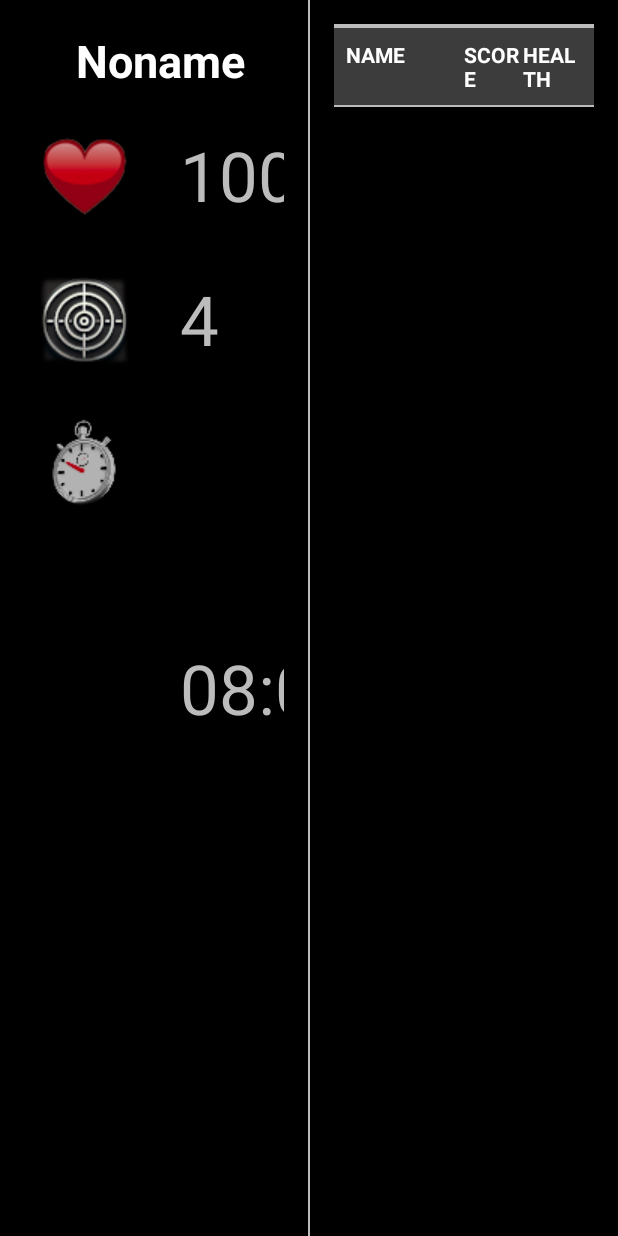
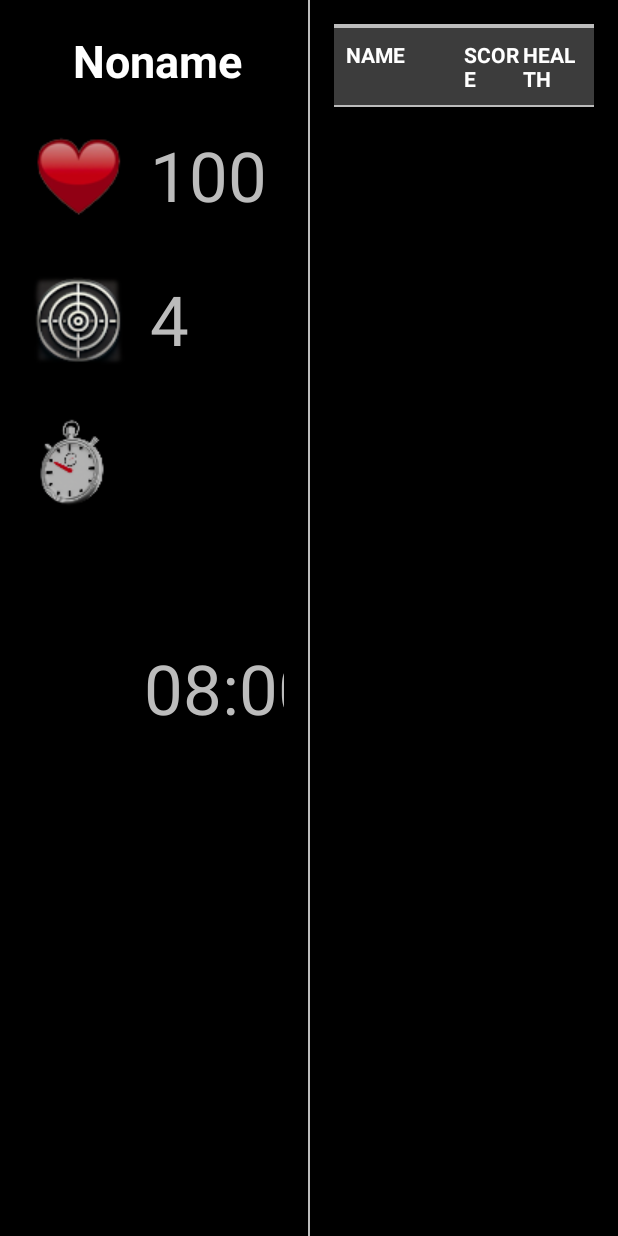
Before and after one commit to shifty-eyed/lasertag-android, an Android app: the layout activity_main.xml on its own in the app's theme, with its tools: preview values and no code run, on a phone screen of 412 x 824 dp. Run offline under Robolectric (Android 15) with nearby library versions, the phone set to English and light mode, and no system bars.

Commit message:
various improvements

```diff
--- a/app/src/main/java/net/lasertag/Config.java
+++ b/app/src/main/java/net/lasertag/Config.java
@@ -9,7 +9,7 @@ import java.net.InetAddress;
 
 public class Config {
 
-    public static final int DEFAULT_PLAYER_ID = 1;
+    public static final int DEFAULT_PLAYER_ID = 4;
 
     public static final String TAG = "Lasertag";
     public static final String CHANNEL_ID = "LasertagForegroundServiceChannel";
--- a/app/src/main/res/layout/activity_main.xml
+++ b/app/src/main/res/layout/activity_main.xml
@@ -24,7 +24,7 @@
             android:id="@+id/player_name"
             android:layout_width="match_parent"
             android:layout_height="42dp"
-            android:layout_marginStart="8dp"
+            android:layout_marginStart="4dp"
             android:layout_marginTop="4dp"
             android:layout_marginEnd="0dp"
             android:singleLine="true"
@@ -41,7 +41,7 @@
             android:id="@+id/imageView"
             android:layout_width="64dp"
             android:layout_height="64dp"
-            android:layout_marginStart="8dp"
+            android:layout_marginStart="4dp"
             android:layout_marginTop="24dp"
             app:layout_constraintStart_toStartOf="parent"
             app:layout_constraintTop_toBottomOf="@+id/player_name"
@@ -51,8 +51,7 @@
             android:id="@+id/player_health"
             android:layout_width="100dp"
             android:layout_height="64dp"
-            android:layout_marginStart="32dp"
-            android:layout_marginLeft="16dp"
+            android:layout_marginStart="16dp"
             android:layout_marginTop="24dp"
             android:text="100"
             android:textColor="@color/grey"
@@ -64,7 +63,7 @@
             android:id="@+id/imageView2"
             android:layout_width="wrap_content"
             android:layout_height="wrap_content"
-            android:layout_marginStart="8dp"
+            android:layout_marginStart="4dp"
             android:layout_marginLeft="8dp"
             android:layout_marginTop="32dp"
             app:layout_constraintStart_toStartOf="parent"
@@ -75,7 +74,7 @@
             android:id="@+id/player_score"
             android:layout_width="100dp"
             android:layout_height="64dp"
-            android:layout_marginStart="32dp"
+            android:layout_marginStart="16dp"
             android:layout_marginTop="32dp"
             android:text="4"
             android:textColor="@color/grey"
@@ -87,7 +86,7 @@
             android:id="@+id/imageViewTime"
             android:layout_width="wrap_content"
             android:layout_height="wrap_content"
-            android:layout_marginStart="8dp"
+            android:layout_marginStart="0dp"
             android:layout_marginLeft="8dp"
             android:layout_marginTop="32dp"
             app:layout_constraintStart_toStartOf="parent"
@@ -98,7 +97,7 @@
             android:id="@+id/game_timer"
             android:layout_width="wrap_content"
             android:layout_height="wrap_content"
-            android:layout_marginStart="32dp"
+            android:layout_marginStart="16dp"
             android:text="08:00"
             android:textColor="@color/grey"
             android:textSize="46sp"
@@ -109,17 +108,17 @@
 
         <LinearLayout
             android:id="@+id/bullets_bar"
-            android:layout_width="73dp"
+            android:layout_width="60dp"
             android:layout_height="279dp"
-            android:layout_margin="8dp"
+            android:layout_marginTop="32dp"
             android:gravity="top"
             android:orientation="vertical"
             app:layout_constraintBottom_toBottomOf="parent"
             app:layout_constraintEnd_toEndOf="parent"
-            app:layout_constraintHorizontal_bias="0.901"
+            app:layout_constraintHorizontal_bias="0.595"
             app:layout_constraintStart_toEndOf="@+id/player_score"
             app:layout_constraintTop_toBottomOf="@+id/player_name"
-            app:layout_constraintVertical_bias="0.38" />
+            />
 
     </androidx.constraintlayout.widget.ConstraintLayout>
 
```
Also changed, not shown: app/src/main/java/net/lasertag/MainActivity.java (+19 -18 lines), 1 other file.
